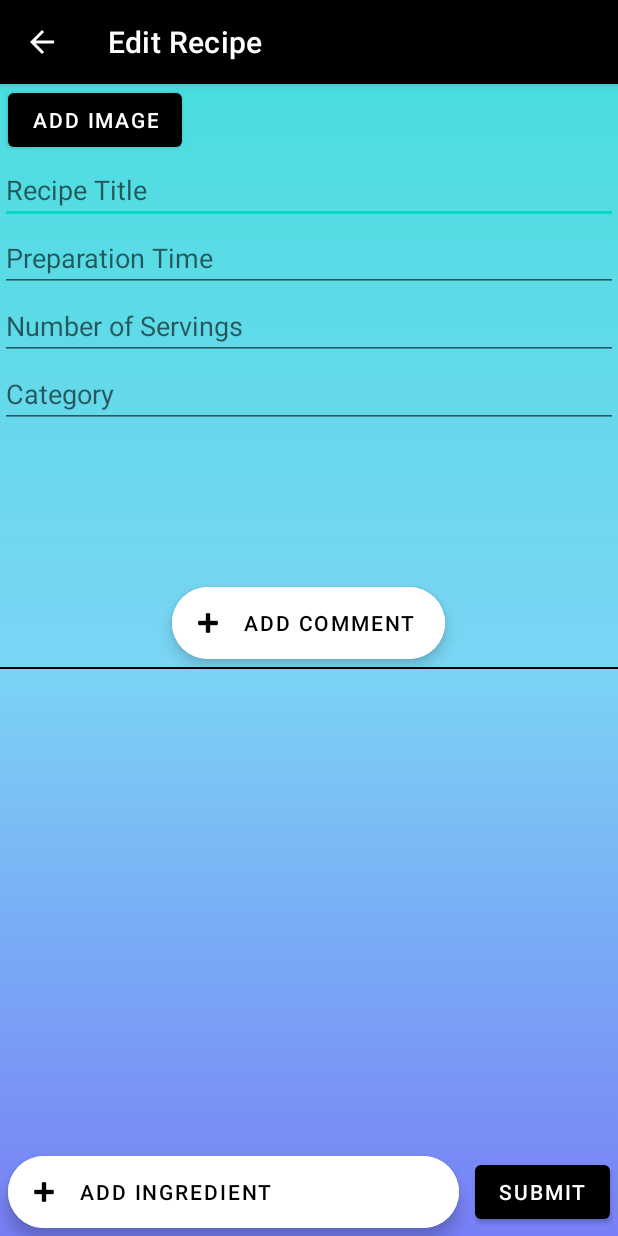
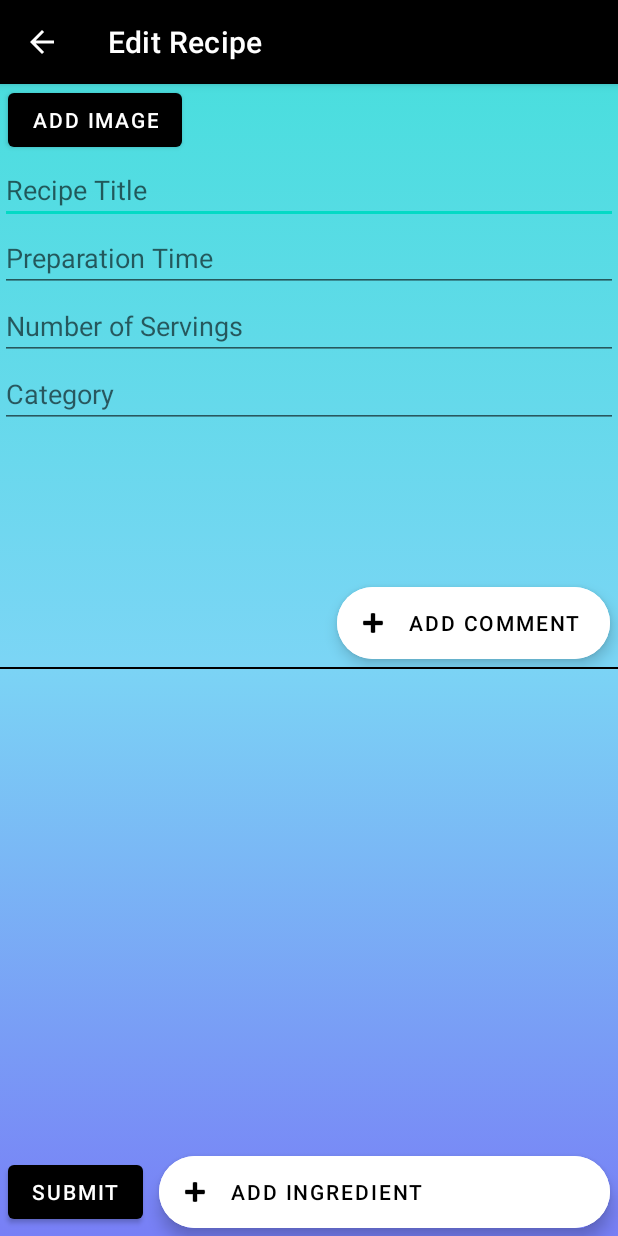
Before and after one commit to CMPUT301F22T16/HappyMeals, an Android app: the EditRecipe screen opened directly, with no data from a screen before it, on a phone screen of 412 x 824 dp. Run offline under Robolectric (Android 15) with nearby library versions, the phone set to English and light mode, and no system bars; our stand-ins replace Firebase (no records; nobody signed in at launch, a user with empty details on screens opened directly); 4 statements that could not run were skipped.

Commit message:
Made some UI changes to EditRecipe.

```diff
--- a/app/src/main/res/layout/activity_edit_recipe.xml
+++ b/app/src/main/res/layout/activity_edit_recipe.xml
@@ -70,7 +70,7 @@
             android:text="ADD COMMENT"
             android:textColor="@color/black"
             app:icon="@android:drawable/ic_input_add"
-            android:layout_gravity="center"
+            android:layout_gravity="end"
             android:layout_margin="5dp"/>
 
     </LinearLayout>
@@ -91,6 +91,15 @@
         android:layout_height="wrap_content"
         android:orientation="horizontal">
 
+        <Button
+            android:id="@+id/recipe_submit_button"
+            android:layout_width="wrap_content"
+            android:layout_height="wrap_content"
+            android:layout_marginStart="5dp"
+            android:layout_marginEnd="5dp"
+            android:layout_gravity="center_vertical"
+            android:text="Submit" />
+
         <com.google.android.material.floatingactionbutton.ExtendedFloatingActionButton
             android:id="@+id/recipe_pick_new_ingredient_button"
             android:layout_width="0dp"
@@ -103,15 +112,6 @@
             app:icon="@android:drawable/ic_input_add"
             android:layout_gravity="center"
             android:layout_margin="5dp"/>
-
-        <Button
-            android:id="@+id/recipe_submit_button"
-            android:layout_width="wrap_content"
-            android:layout_height="wrap_content"
-            android:layout_marginStart="5dp"
-            android:layout_marginEnd="5dp"
-            android:layout_gravity="center_vertical"
-            android:text="Submit" />
     </LinearLayout>
 
 
```
